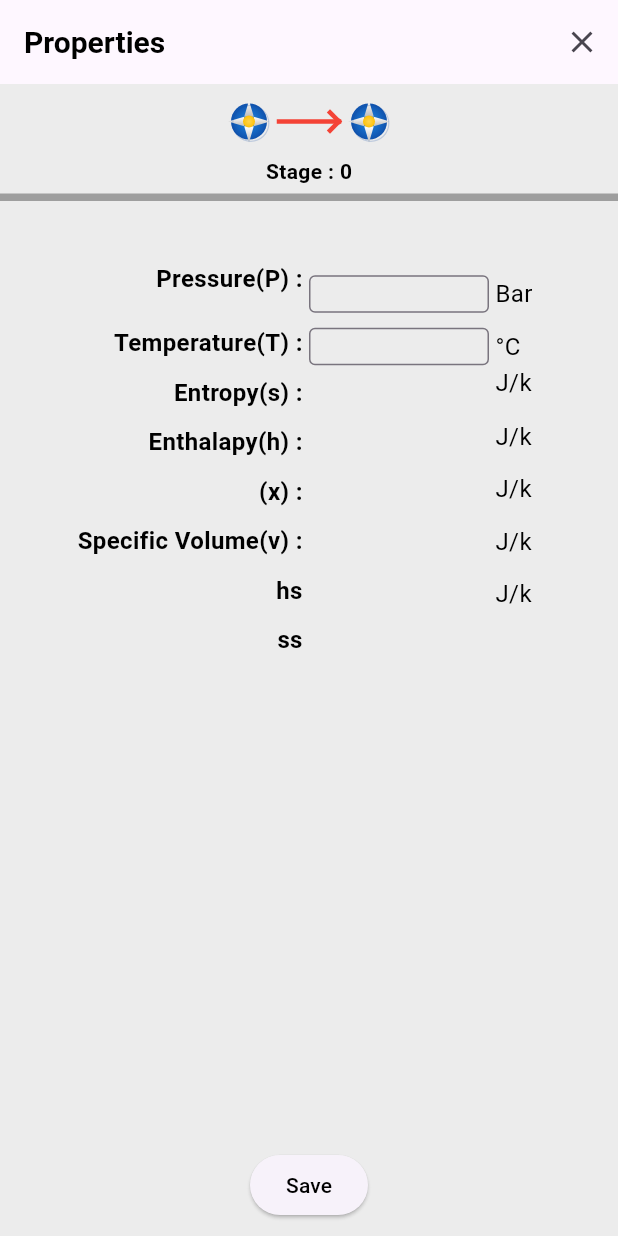
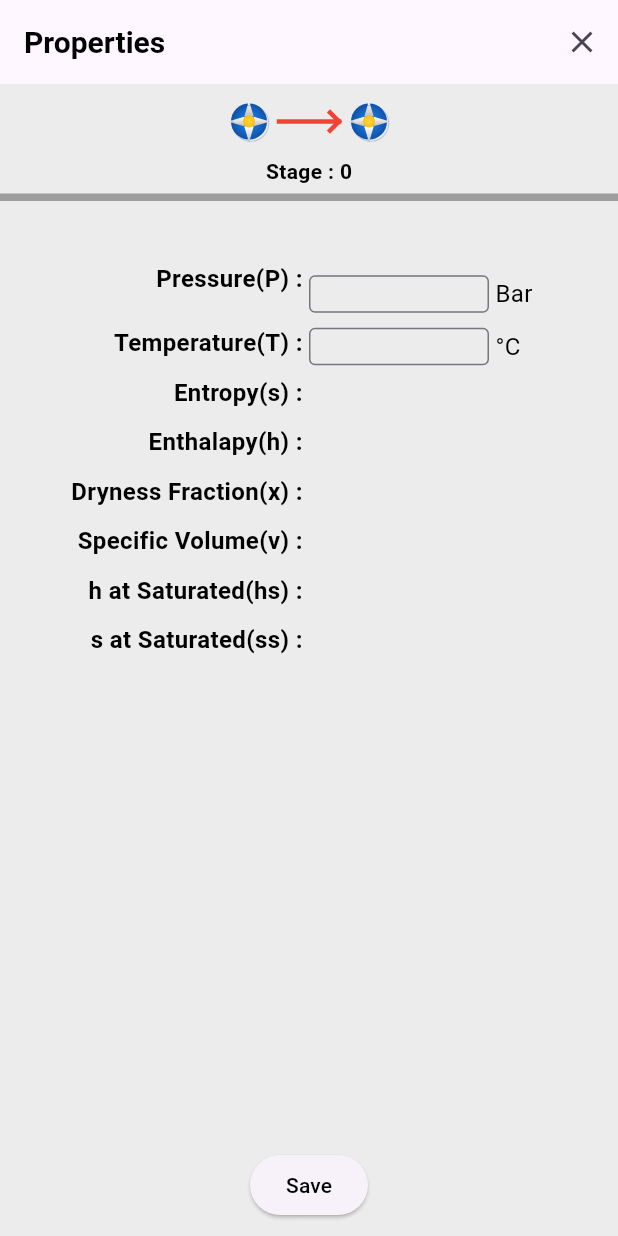
Before and after one commit to TheScriptRailoth/thermo-core, a Flutter app: the PropertyEditWindow screen opened directly with empty values, on a phone screen of 412 x 824 dp. Run offline on Flutter 3.47's test engine with Material 3 defaults, Android fonts, the phone set to English and light mode, and no system bars; our stand-ins replace flutter_svg; missing offline and left inert: flutter_context_menu, menu_bar.

Commit message:
ThermoCore : Updated ui of editing window
Signed-off-by: Ashutosh <am3718440@gmail.com>

```diff
--- a/lib/main.dart
+++ b/lib/main.dart
@@ -161,6 +161,7 @@ class MyApp extends StatelessWidget {
   @override
   Widget build(BuildContext context) {
     return MaterialApp(
+      debugShowCheckedModeBanner: false,
       theme: ThemeData(
         menuTheme: const MenuThemeData(
           style: MenuStyle(
--- a/lib/presentation/pages/home/DraggableWindow.dart
+++ b/lib/presentation/pages/home/DraggableWindow.dart
@@ -52,21 +52,9 @@ class _PropertyEditWindowState extends State<PropertyEditWindow> {
     _vController = TextEditingController();
     _hsController = TextEditingController();
     _ssController = TextEditingController();
-    fetchProperties();
   }
 
-  @override
-  void dispose() {
-    _tController.dispose();
-    _hController.dispose();
-    _xController.dispose();
-    _pController.dispose();
-    _sController.dispose();
-    _vController.dispose();
-    _hsController.dispose();
-    _ssController.dispose();
-    super.dispose();
-  }
+
 
   String apiUrl = 'http://127.0.0.1:5000/calculate';
   void fetchProperties() async {
@@ -232,13 +220,13 @@ class _PropertyEditWindowState extends State<PropertyEditWindow> {
                             SizedBox(height: 10,),
                             Text("Enthalapy(h) : " , style: TextStyle(color: Colors.black, fontSize: 16, fontWeight: FontWeight.bold),),
                             SizedBox(height: 10,),
-                            Text("(x) : " , style: TextStyle(color: Colors.black, fontSize: 16, fontWeight: FontWeight.bold),),
+                            Text("Dryness Fraction(x) : " , style: TextStyle(color: Colors.black, fontSize: 16, fontWeight: FontWeight.bold),),
                             SizedBox(height: 10,),
                             Text("Specific Volume(v) : " , style: TextStyle(color: Colors.black, fontSize: 16, fontWeight: FontWeight.bold),),
                             SizedBox(height: 10,),
-                            Text("hs " , style: TextStyle(color: Colors.black, fontSize: 16, fontWeight: FontWeight.bold),),
+                            Text("h at Saturated(hs) : " , style: TextStyle(color: Colors.black, fontSize: 16, fontWeight: FontWeight.bold),),
                             SizedBox(height: 10,),
-                            Text("ss " , style: TextStyle(color: Colors.black, fontSize: 16, fontWeight: FontWeight.bold),),
+                            Text("s at Saturated(ss) : " , style: TextStyle(color: Colors.black, fontSize: 16, fontWeight: FontWeight.bold),),
                           ],
                         ),
                       ),
@@ -287,6 +275,7 @@ class _PropertyEditWindowState extends State<PropertyEditWindow> {
                                 Text(" \u00B0C" , style: TextStyle(color: Colors.black, fontSize: 16),),
                               ],
                             ),
+
                             Row(
                               crossAxisAlignment: CrossAxisAlignment.start,
                               mainAxisAlignment: MainAxisAlignment.start,
@@ -317,7 +306,7 @@ class _PropertyEditWindowState extends State<PropertyEditWindow> {
                                   textAlign: TextAlign.center,  // Centers the text
                               ),
                             ),
-                                const Text(" J/k" , style: TextStyle(color: Colors.black, fontSize: 16,),),
+                                const Text(" " , style: TextStyle(color: Colors.black, fontSize: 16,),),
                               ],
                             ),
                             SizedBox(height: 10,),
@@ -349,7 +338,7 @@ class _PropertyEditWindowState extends State<PropertyEditWindow> {
                                     textAlign: TextAlign.center,  // Centers the text
                                   ),
                                 ),
-                                Text(" J/k" , style: TextStyle(color: Colors.black, fontSize: 16,),),
+                                Text(" " , style: TextStyle(color: Colors.black, fontSize: 16,),),
                               ],
                             ),
                             SizedBox(height: 10,),
@@ -381,7 +370,7 @@ class _PropertyEditWindowState extends State<PropertyEditWindow> {
                                     textAlign: TextAlign.center,  // Centers the text
                                   ),
                                 ),
-                                Text(" J/k" , style: TextStyle(color: Colors.black, fontSize: 16,),),
+                                Text(" " , style: TextStyle(color: Colors.black, fontSize: 16,),),
                               ],
                             ),
                             SizedBox(height: 10,),
@@ -413,7 +402,7 @@ class _PropertyEditWindowState extends State<PropertyEditWindow> {
                                     textAlign: TextAlign.center,  // Centers the text
                                   ),
                                 ),
-                                Text(" J/k" , style: TextStyle(color: Colors.black, fontSize: 16,),),
+                                Text(" " , style: TextStyle(color: Colors.black, fontSize: 16,),),
                               ],
                             ),
                             SizedBox(height:10,),
@@ -445,7 +434,7 @@ class _PropertyEditWindowState extends State<PropertyEditWindow> {
                                     textAlign: TextAlign.center,  // Centers the text
                                   ),
                                 ),
-                                Text(" J/k" , style: TextStyle(color: Colors.black, fontSize: 16,),),
+                                Text(" " , style: TextStyle(color: Colors.black, fontSize: 16,),),
                               ],
                             ),
                           ],
```
Also changed, not shown: lib/presentation/pages/home/common.dart (+20 -4 lines).
